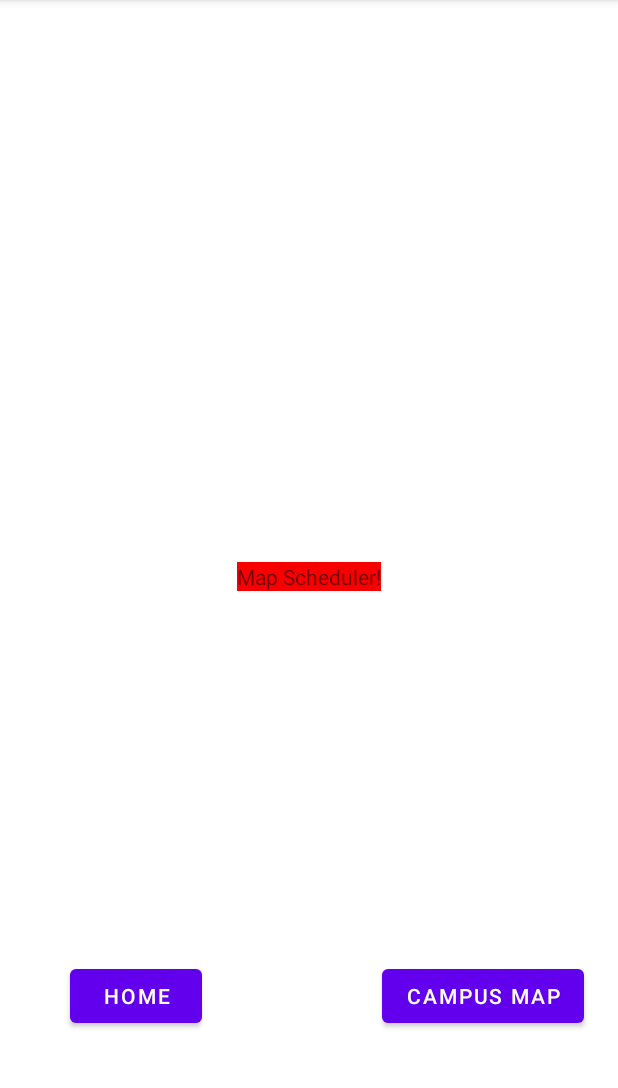
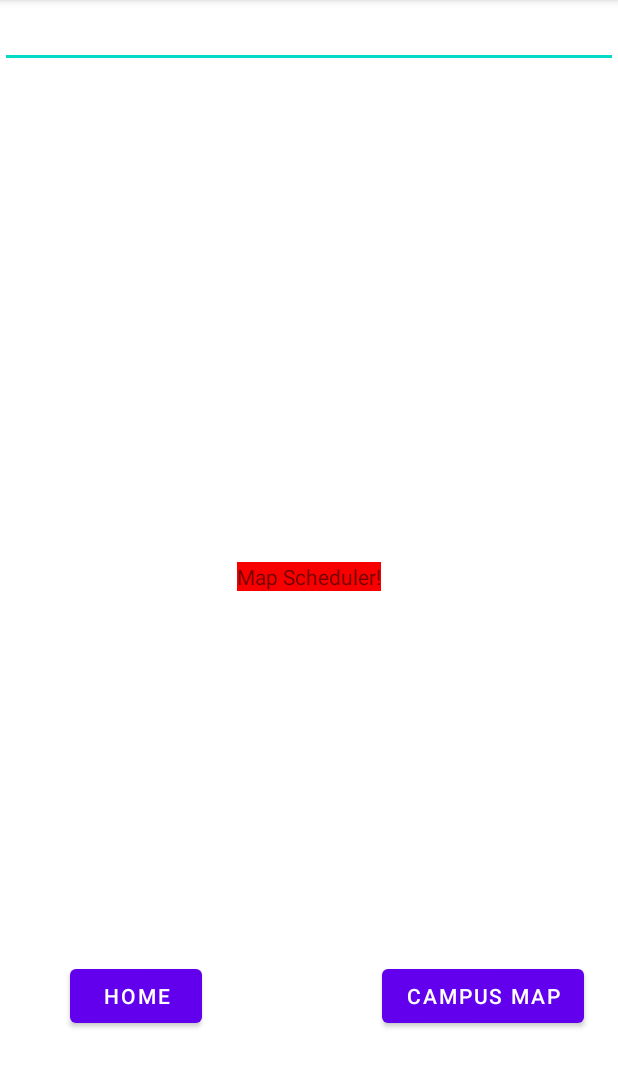
Before and after one commit to oooZCooo/COEN174, an Android app: the screen it shows after launch (MainActivity), after a tap on "CAMPUS MAP", on a phone screen of 412 x 824 dp, the part 84-1172 px from its top. Run offline under Robolectric (Android 15) with nearby library versions, the phone set to English and light mode, and no system bars.

```diff
--- a/app/src/main/java/com/example/coen174/MainActivity.kt
+++ b/app/src/main/java/com/example/coen174/MainActivity.kt
@@ -5,24 +5,35 @@ import androidx.appcompat.app.AppCompatActivity
 import android.os.Bundle
 import android.content.Intent
 import android.view.View
+import android.widget.TextView
 
 class MainActivity : AppCompatActivity() {
     override fun onCreate(savedInstanceState: Bundle?) {
         super.onCreate(savedInstanceState)
         setContentView(R.layout.activity_main)
+
+    }
+
+    private fun getBuildingLocation(building: String): Array<String> {
+        return when (building) {
+            "SCDI" -> arrayOf("37.34921","-121.93817")
+            "Bergin" -> arrayOf("37.34867", "-121.93933")
+            "Heafey" -> arrayOf("37.34924", "-121.93964")
+            "Benson" -> arrayOf("37.34780", "-121.93948")
+            else -> arrayOf("37.34784", "-121.93983")
+        }
     }
 
     fun linkToGoogleMaps(view: View) {
-        val lat = "37.34784"
-        val long = "-121.93983"
-        /*val mapUrl = "https://www.google.com/maps/@$lat,$long,15z"
-        val browserIntent = Intent(Intent.ACTION_VIEW, Uri.parse(mapUrl));
-        startActivity(browserIntent);
+        val mEdit : TextView = findViewById(R.id.buildingInput)
+        val building = mEdit.text.toString()
+        val lat = getBuildingLocation(building)[0]
+        val long = getBuildingLocation(building)[1]
 
-         */
         val gmmIntentUri = Uri.parse("geo:$lat,$long")
         val mapIntent = Intent(Intent.ACTION_VIEW, gmmIntentUri)
         mapIntent.setPackage("com.google.android.apps.maps")
         startActivity(mapIntent)
+
     }
 }
--- a/app/src/main/res/layout/activity_main.xml
+++ b/app/src/main/res/layout/activity_main.xml
@@ -45,4 +45,11 @@
         app:layout_constraintStart_toStartOf="parent"
         app:layout_constraintTop_toTopOf="parent" />
 
+    <EditText
+        android:id="@+id/buildingInput"
+        android:layout_height="wrap_content"
+        android:layout_width="match_parent"
+        android:inputType="text"
+        tools:ignore="MissingConstraints" />
+
 </androidx.constraintlayout.widget.ConstraintLayout>
```
